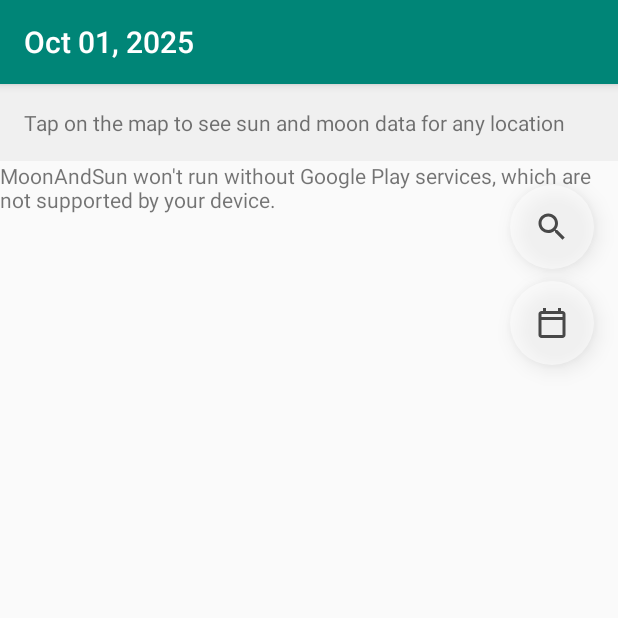
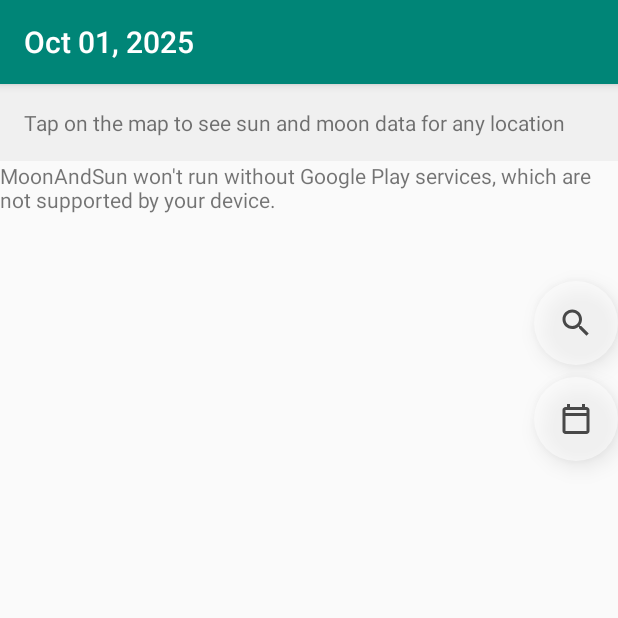
Before and after one commit to pavelber/moonsun, an Android app: the screen it shows after launch (MapsActivity), on a phone screen of 412 x 824 dp, the top half of it. Run offline under Robolectric (Android 15) with nearby library versions, the phone set to English and light mode, and no system bars; libraries missing offline, so code that uses them is left out: net.time4j, net.time4j.android, net.time4j.calendar, net.time4j.engine; 6 statements that could not run were skipped.

Commit message:
all except lines screen

```diff
--- a/app/src/main/res/layout/activity_maps.xml
+++ b/app/src/main/res/layout/activity_maps.xml
@@ -25,8 +25,7 @@
         android:id="@+id/searchButton"
         android:layout_width="56dp"
         android:layout_height="56dp"
-        android:layout_marginTop="16dp"
-        android:layout_marginEnd="16dp"
+        android:layout_marginTop="80dp"
         android:background="@drawable/bg_circle_button"
         android:contentDescription="@string/search_icon_desc"
         android:src="@drawable/ic_search"
@@ -42,7 +41,6 @@
         android:layout_width="56dp"
         android:layout_height="56dp"
         android:layout_marginTop="8dp"
-        android:layout_marginEnd="16dp"
         android:background="@drawable/bg_circle_button"
         android:contentDescription="@string/change_date"
         android:src="@drawable/ic_calendar"
```
